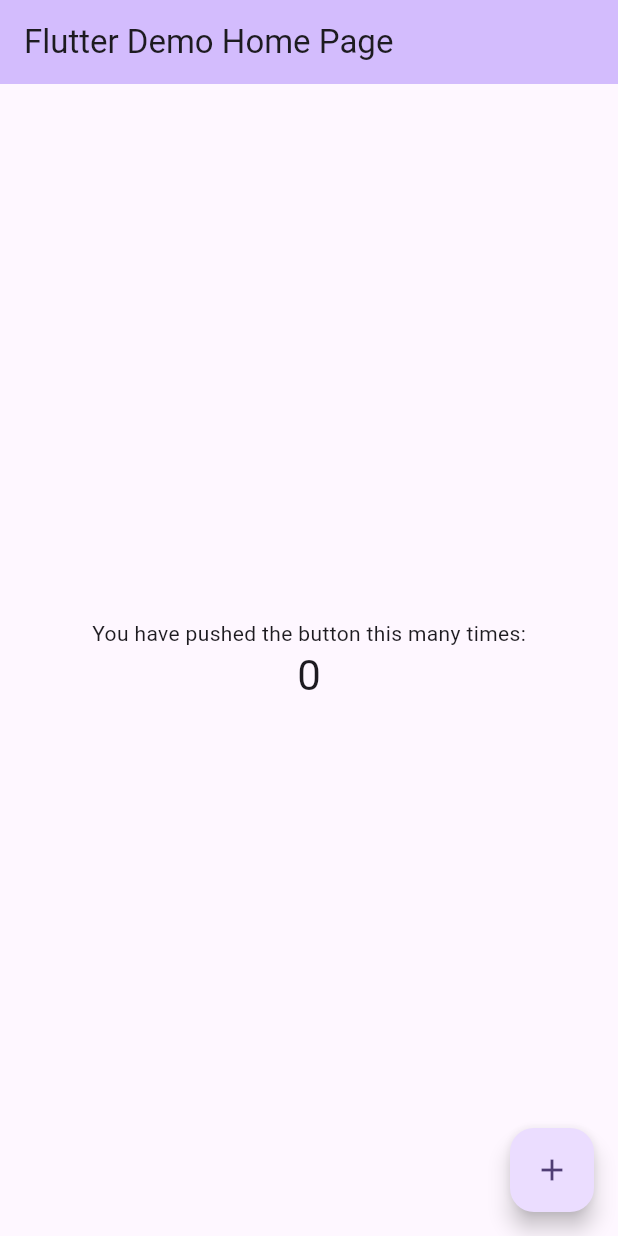
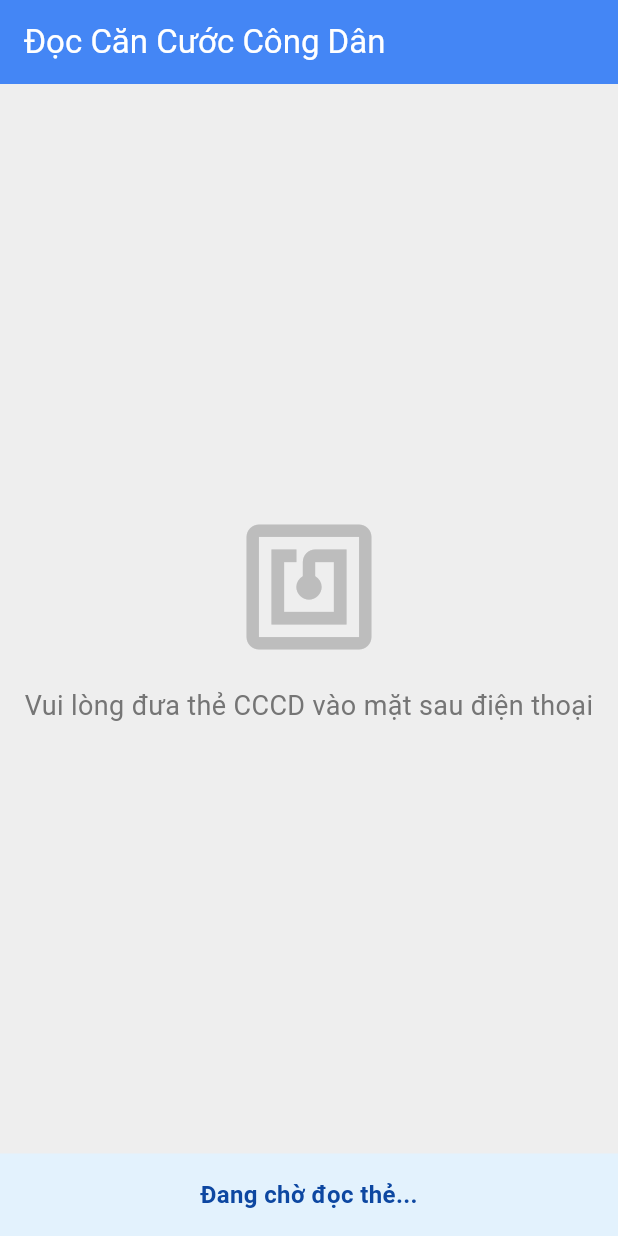
Before and after one commit to thanglele/CSE441_LapTrinhTrenCacThietBiDiDong, a Flutter app: the screen it shows after launch, on a phone screen of 412 x 824 dp. Run offline on Flutter 3.47's test engine with Material 3 defaults, Android fonts, the light colour scheme and no system bars.

Commit message:
Upload prj testing read CCCD

```diff
--- a/readnfc/lib/main.dart
+++ b/readnfc/lib/main.dart
@@ -1,4 +1,8 @@
+import 'dart:convert';
+import 'dart:typed_data';
+
 import 'package:flutter/material.dart';
+import 'package:flutter/services.dart';
 
 void main() {
   runApp(const MyApp());
@@ -7,116 +11,243 @@ void main() {
 class MyApp extends StatelessWidget {
   const MyApp({super.key});
 
-  // This widget is the root of your application.
   @override
   Widget build(BuildContext context) {
     return MaterialApp(
-      title: 'Flutter Demo',
+      title: 'Đọc Căn Cước Công Dân',
       theme: ThemeData(
-        // This is the theme of your application.
-        //
-        // TRY THIS: Try running your application with "flutter run". You'll see
-        // the application has a purple toolbar. Then, without quitting the app,
-        // try changing the seedColor in the colorScheme below to Colors.green
-        // and then invoke "hot reload" (save your changes or press the "hot
-        // reload" button in a Flutter-supported IDE, or press "r" if you used
-        // the command line to start the app).
-        //
-        // Notice that the counter didn't reset back to zero; the application
-        // state is not lost during the reload. To reset the state, use hot
-        // restart instead.
-        //
-        // This works for code too, not just values: Most code changes can be
-        // tested with just a hot reload.
-        colorScheme: ColorScheme.fromSeed(seedColor: Colors.deepPurple),
+        colorScheme: ColorScheme.fromSeed(seedColor: Colors.blueAccent),
+        useMaterial3: true,
+        scaffoldBackgroundColor: Colors.grey[200],
+        appBarTheme: const AppBarTheme(
+          backgroundColor: Colors.blueAccent,
+          foregroundColor: Colors.white,
+          elevation: 4,
         ),
-      home: const MyHomePage(title: 'Flutter Demo Home Page'),
+      ),
+      home: const MyHomePage(),
     );
   }
 }
 
 class MyHomePage extends StatefulWidget {
-  const MyHomePage({super.key, required this.title});
-
-  // This widget is the home page of your application. It is stateful, meaning
-  // that it has a State object (defined below) that contains fields that affect
-  // how it looks.
-
-  // This class is the configuration for the state. It holds the values (in this
-  // case the title) provided by the parent (in this case the App widget) and
-  // used by the build method of the State. Fields in a Widget subclass are
-  // always marked "final".
-
-  final String title;
+  const MyHomePage({super.key});
 
   @override
   State<MyHomePage> createState() => _MyHomePageState();
 }
 
 class _MyHomePageState extends State<MyHomePage> {
-  int _counter = 0;
+  static const platform = MethodChannel('com.lele.readnfc/nfc');
+  Map<String, String> _cardData = {};
+  bool _isLoading = false;
+  String _status = 'Đang chờ đọc thẻ...';
+  String? _errorMessage;
 
-  void _incrementCounter() {
+  @override
+  void initState() {
+    super.initState();
+    platform.setMethodCallHandler(_handleMethod);
+  }
+
+  Future<void> _handleMethod(MethodCall call) async {
+    switch (call.method) {
+      case "onNfcDataReceived":
+        if (mounted) {
           setState(() {
-      // This call to setState tells the Flutter framework that something has
-      // changed in this State, which causes it to rerun the build method below
-      // so that the display can reflect the updated values. If we changed
-      // _counter without calling setState(), then the build method would not be
-      // called again, and so nothing would appear to happen.
-      _counter++;
+            _cardData = Map<String, String>.from(call.arguments);
+            _isLoading = false;
+            _status = 'Đọc thẻ thành công!';
+            _errorMessage = null;
           });
+        }
+        break;
+      case "onNfcError":
+        if (mounted) {
+          setState(() {
+            _isLoading = false;
+            _status = 'Lỗi khi đọc thẻ.';
+            _errorMessage = call.arguments.toString();
+          });
+        }
+        break;
+      case "onNfcDetect":
+        if (mounted) {
+          setState(() {
+            _isLoading = true;
+            _status = 'Phát hiện thẻ, đang đọc dữ liệu...';
+            _errorMessage = null;
+            _cardData = {};
+          });
+        }
+        break;
+    }
+  }
+
+  Widget _buildInfoCard() {
+    if (_cardData.isEmpty && !_isLoading) {
+      return Center(
+        child: Column(
+          mainAxisAlignment: MainAxisAlignment.center,
+          children: [
+            Icon(Icons.nfc, size: 100, color: Colors.grey[400]),
+            const SizedBox(height: 16),
+            Text(
+              'Vui lòng đưa thẻ CCCD vào mặt sau điện thoại',
+              textAlign: TextAlign.center,
+              style: TextStyle(fontSize: 18, color: Colors.grey[600]),
+            ),
+          ],
+        ),
+      );
+    }
+
+    final photoBase64 = _cardData['photo'];
+    Uint8List? imageBytes;
+    if (photoBase64 != null && photoBase64.isNotEmpty) {
+      try {
+        imageBytes = base64Decode(photoBase64);
+      } catch (e) {
+        imageBytes = null;
+      }
+    }
+
+    return SingleChildScrollView(
+      padding: const EdgeInsets.all(16.0),
+      child: Column(
+        children: [
+          if (imageBytes != null)
+            Container(
+              decoration: BoxDecoration(
+                borderRadius: BorderRadius.circular(12),
+                boxShadow: [
+                  BoxShadow(
+                    color: Colors.black.withOpacity(0.1),
+                    blurRadius: 10,
+                    offset: const Offset(0, 5),
+                  ),
+                ],
+              ),
+              child: ClipRRect(
+                borderRadius: BorderRadius.circular(12.0),
+                child: Image.memory(
+                  imageBytes,
+                  width: 150,
+                  height: 200,
+                  fit: BoxFit.cover,
+                ),
+              ),
+            ),
+          const SizedBox(height: 24),
+          Card(
+            elevation: 4,
+            shape: RoundedRectangleBorder(
+              borderRadius: BorderRadius.circular(12),
+            ),
+            child: Padding(
+              padding: const EdgeInsets.all(16.0),
+              child: Column(
+                children: [
+                  _buildInfoRow('Số CCCD', _cardData['documentNumber']),
+                  _buildInfoRow('Họ và tên', _cardData['fullName']),
+                  _buildInfoRow('Ngày sinh', _cardData['dateOfBirth']),
+                  _buildInfoRow('Giới tính', _cardData['gender']),
+                  _buildInfoRow('Quốc tịch', _cardData['nationality']),
+                  _buildInfoRow('Dân tộc', _cardData['ethnicity']),
+                  _buildInfoRow('Tôn giáo', _cardData['religion']),
+                  _buildInfoRow('Quê quán', _cardData['placeOfOrigin']),
+                  _buildInfoRow(
+                      'Nơi thường trú', _cardData['placeOfResidence']),
+                  _buildInfoRow('Ngày cấp', _cardData['dateOfIssue']),
+                  _buildInfoRow('Ngày hết hạn', _cardData['dateOfExpiry']),
+                  _buildInfoRow('Đặc điểm nhận dạng',
+                      _cardData['personalIdentification']),
+                ],
+              ),
+            ),
+          ),
+        ],
+      ),
+    );
+  }
+
+  Widget _buildInfoRow(String label, String? value) {
+    return Padding(
+      padding: const EdgeInsets.symmetric(vertical: 8.0),
+      child: Row(
+        crossAxisAlignment: CrossAxisAlignment.start,
+        children: [
+          SizedBox(
+            width: 120,
+            child: Text(
+              label,
+              style: TextStyle(
+                  fontWeight: FontWeight.bold, color: Colors.grey[700]),
+            ),
+          ),
+          const SizedBox(width: 16),
+          Expanded(
+            child: Text(
+              value ?? 'N/A',
+              style: TextStyle(color: Colors.grey[800]),
+            ),
+          ),
+        ],
+      ),
+    );
   }
 
   @override
   Widget build(BuildContext context) {
-    // This method is rerun every time setState is called, for instance as done
-    // by the _incrementCounter method above.
-    //
-    // The Flutter framework has been optimized to make rerunning build methods
-    // fast, so that you can just rebuild anything that needs updating rather
-    // than having to individually change instances of widgets.
     return Scaffold(
       appBar: AppBar(
-        // TRY THIS: Try changing the color here to a specific color (to
-        // Colors.amber, perhaps?) and trigger a hot reload to see the AppBar
-        // change color while the other colors stay the same.
-        backgroundColor: Theme.of(context).colorScheme.inversePrimary,
-        // Here we take the value from the MyHomePage object that was created by
-        // the App.build method, and use it to set our appbar title.
-        title: Text(widget.title),
+        title: const Text('Đọc Căn Cước Công Dân'),
       ),
-      body: Center(
-        // Center is a layout widget. It takes a single child and positions it
-        // in the middle of the parent.
+      body: Column(
+        children: [
+          Expanded(
+            child: _buildInfoCard(),
+          ),
+          Container(
+            width: double.infinity,
+            padding: const EdgeInsets.all(16.0),
+            color: _errorMessage != null
+                ? Colors.red.shade100
+                : Colors.blue.shade50,
             child: Column(
-          // Column is also a layout widget. It takes a list of children and
-          // arranges them vertically. By default, it sizes itself to fit its
-          // children horizontally, and tries to be as tall as its parent.
-          //
-          // Column has various properties to control how it sizes itself and
-          // how it positions its children. Here we use mainAxisAlignment to
-          // center the children vertically; the main axis here is the vertical
-          // axis because Columns are vertical (the cross axis would be
-          // horizontal).
-          //
-          // TRY THIS: Invoke "debug painting" (choose the "Toggle Debug Paint"
-          // action in the IDE, or press "p" in the console), to see the
-          // wireframe for each widget.
-          mainAxisAlignment: MainAxisAlignment.center,
-          children: <Widget>[
-            const Text('You have pushed the button this many times:'),
+              children: [
+                if (_isLoading)
+                  const Padding(
+                    padding: EdgeInsets.only(bottom: 8.0),
+                    child: CircularProgressIndicator(),
+                  ),
                 Text(
-              '$_counter',
-              style: Theme.of(context).textTheme.headlineMedium,
+                  _status,
+                  style: TextStyle(
+                    fontSize: 16,
+                    fontWeight: FontWeight.bold,
+                    color: _errorMessage != null
+                        ? Colors.red.shade900
+                        : Colors.blue.shade900,
+                  ),
+                ),
+                if (_errorMessage != null)
+                  Padding(
+                    padding: const EdgeInsets.only(top: 4.0),
+                    child: Text(
+                      _errorMessage!,
+                      textAlign: TextAlign.center,
+                      style: TextStyle(
+                        fontSize: 14,
+                        color: Colors.red.shade800,
+                      ),
+                    ),
                   ),
               ],
             ),
           ),
-      floatingActionButton: FloatingActionButton(
-        onPressed: _incrementCounter,
-        tooltip: 'Increment',
-        child: const Icon(Icons.add),
-      ), // This trailing comma makes auto-formatting nicer for build methods.
+        ],
+      ),
     );
   }
 }
--- a/readnfc/pubspec.yaml
+++ b/readnfc/pubspec.yaml
@@ -19,7 +19,7 @@ publish_to: 'none' # Remove this line if you wish to publish to pub.dev
 version: 1.0.0+1
 
 environment:
-  sdk: ^3.9.0
+  sdk: '>=3.4.3 <4.0.0'
 
 # Dependencies specify other packages that your package needs in order to work.
 # To automatically upgrade your package dependencies to the latest versions
@@ -33,7 +33,7 @@ dependencies:
 
   # The following adds the Cupertino Icons font to your application.
   # Use with the CupertinoIcons class for iOS style icons.
-  cupertino_icons: ^1.0.8
+  cupertino_icons: ^1.0.6
 
 dev_dependencies:
   flutter_test:
@@ -44,7 +44,7 @@ dev_dependencies:
   # activated in the `analysis_options.yaml` file located at the root of your
   # package. See that file for information about deactivating specific lint
   # rules and activating additional ones.
-  flutter_lints: ^5.0.0
+  flutter_lints: ^3.0.0
 
 # For information on the generic Dart part of this file, see the
 # following page: https://dart.dev/tools/pub/pubspec
```
Also changed, not shown: readnfc/pubspec.lock, 106 other files. Lines whose indentation alone changed are shown as unchanged.
